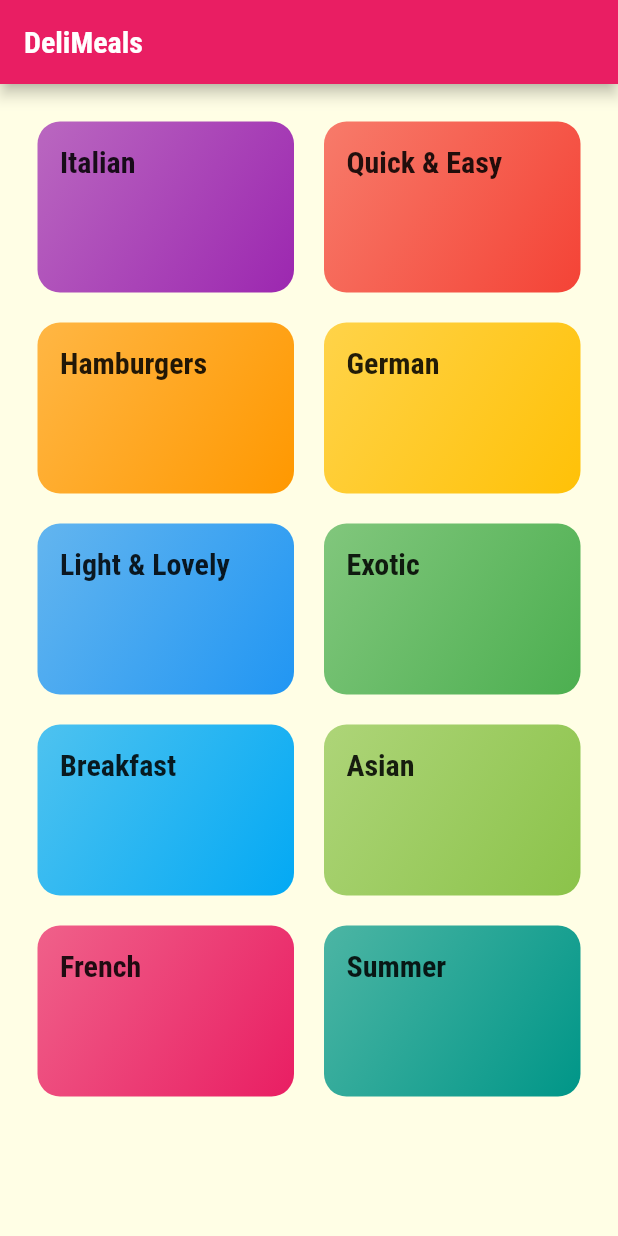
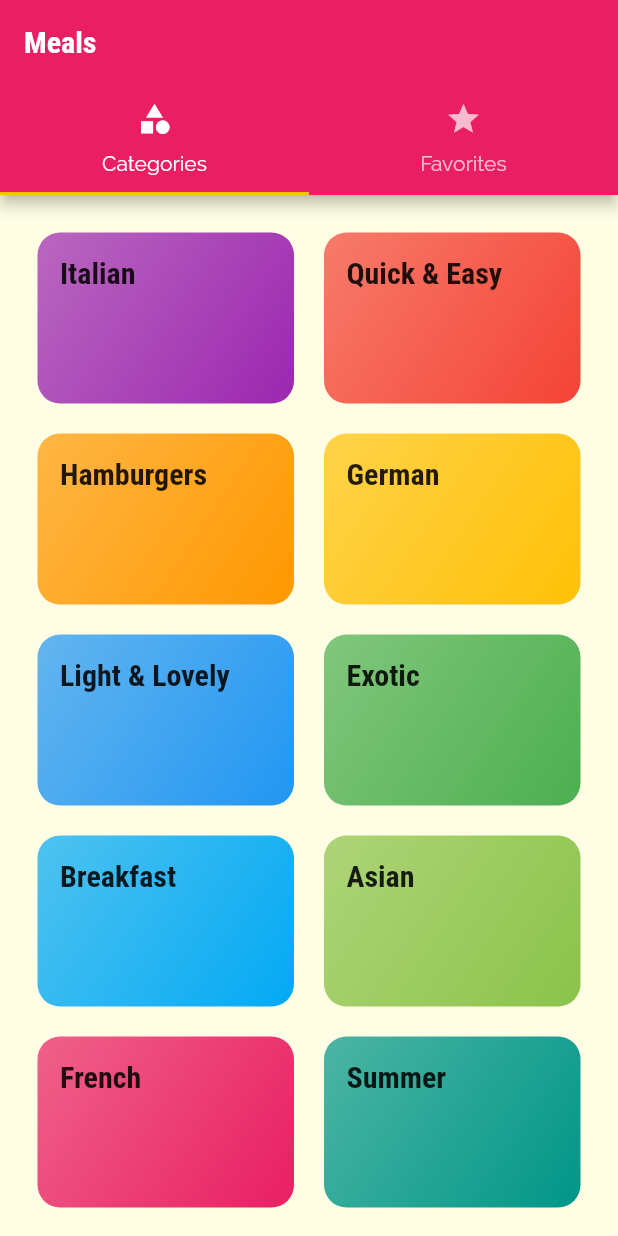
Before and after one commit to gopigoppu/learn_flutter, a Flutter app: the screen it shows after launch, on a phone screen of 412 x 824 dp. Run offline on Flutter 3.47's test engine with Material 2 defaults, Android fonts, the phone set to English and light mode, and no system bars.

Commit message:
tabs screen and meal detail screen add

```diff
--- a/lib/main.dart
+++ b/lib/main.dart
@@ -1,10 +1,6 @@
 import 'package:flutter/material.dart';
-import 'package:learn_udemy/meals/screens/category_meals_screen.dart';
 
 import './meals/meals_main.dart';
-import 'expense/expense_main.dart';
-import 'meals/screens/categories_screen.dart';
-import 'quiz/quiz_app_main.dart';
 
 void main() {
   // WidgetsFlutterBinding.ensureInitialized();
--- a/lib/meals/meals_main.dart
+++ b/lib/meals/meals_main.dart
@@ -1,4 +1,5 @@
 import 'package:flutter/material.dart';
+import 'package:learn_udemy/meals/screens/tabs_screen.dart';
 import './screens/meal_detail_screen.dart';
 import '../main.dart';
 import 'screens/categories_screen.dart';
@@ -16,9 +17,9 @@ class _MealsAppState extends State<MealsApp> {
   Widget build(BuildContext context) {
     return MaterialApp(
       theme: mealsTheme(),
-      home: CategoriesScreen(),
+      initialRoute: '/',
       routes: {
-        // '/': (ctx) => CategoryMealsScreen(),
+        '/': (ctx) => TabsScreen(),
         CategoryMealsScreen.routeName: (ctx) => CategoryMealsScreen(),
         MealDetailScreen.routeName: (ctx) => MealDetailScreen(),
       },
--- a/lib/meals/screens/categories_screen.dart
+++ b/lib/meals/screens/categories_screen.dart
@@ -12,9 +12,7 @@ class CategoriesScreen extends StatefulWidget {
 class _CategoriesScreenState extends State<CategoriesScreen> {
   @override
   Widget build(BuildContext context) {
-    return Scaffold(
-      appBar: AppBar(title: const Text('DeliMeals')),
-      body: GridView(
+    return GridView(
       padding: const EdgeInsets.all(25),
       gridDelegate: const SliverGridDelegateWithMaxCrossAxisExtent(
         maxCrossAxisExtent: 200,
@@ -26,7 +24,6 @@ class _CategoriesScreenState extends State<CategoriesScreen> {
           .map((catData) =>
               CategoryItem(catData.id, catData.title, catData.color))
           .toList(),
-      ),
     );
   }
 }
--- a/lib/meals/screens/category_meals_screen.dart
+++ b/lib/meals/screens/category_meals_screen.dart
@@ -14,8 +14,9 @@ class CategoryMealsScreen extends StatelessWidget {
   @override
   Widget build(BuildContext context) {
     final routeArgs =
-        ModalRoute.of(context)?.settings.arguments as Map<String, Object>;
+        ModalRoute.of(context)!.settings.arguments as Map<String, Object>;
     // print(routeArgs);
+    // if(routeArgs != null)
     final categoryTitle = routeArgs['title'] as String;
     final categoryId = routeArgs['id'] as String;
     final color = routeArgs['color'] as MaterialColor;
--- /dev/null
+++ b/lib/meals/screens/tabs_screen.dart
@@ -0,0 +1,43 @@
+import 'package:flutter/material.dart';
+import './favorites_screen.dart';
+import './categories_screen.dart';
+
+class TabsScreen extends StatefulWidget {
+  const TabsScreen({super.key});
+
+  @override
+  State<TabsScreen> createState() => _TabsScreenState();
+}
+
+class _TabsScreenState extends State<TabsScreen> {
+  @override
+  Widget build(BuildContext context) {
+    return DefaultTabController(
+      length: 2,
+      // initialIndex: 0,
+      child: Scaffold(
+        appBar: AppBar(
+          title: Text('Meals'),
+          bottom: TabBar(
+            tabs: [
+              Tab(
+                icon: Icon(Icons.category),
+                text: 'Categories',
+              ),
+              Tab(
+                icon: Icon(Icons.star),
+                text: 'Favorites',
+              ),
+            ],
+          ),
+        ),
+        body: TabBarView(
+          children: [
+            CategoriesScreen(),
+            FavoritesScreen(),
+          ],
+        ),
+      ),
+    );
+  }
+}
```
Also changed, not shown: lib/meals/screens/favorites_screen.dart (added, +12 -0 lines), lib/meals/screens/meal_detail_screen.dart (+74 -3 lines). Lines whose indentation alone changed are shown as unchanged.
